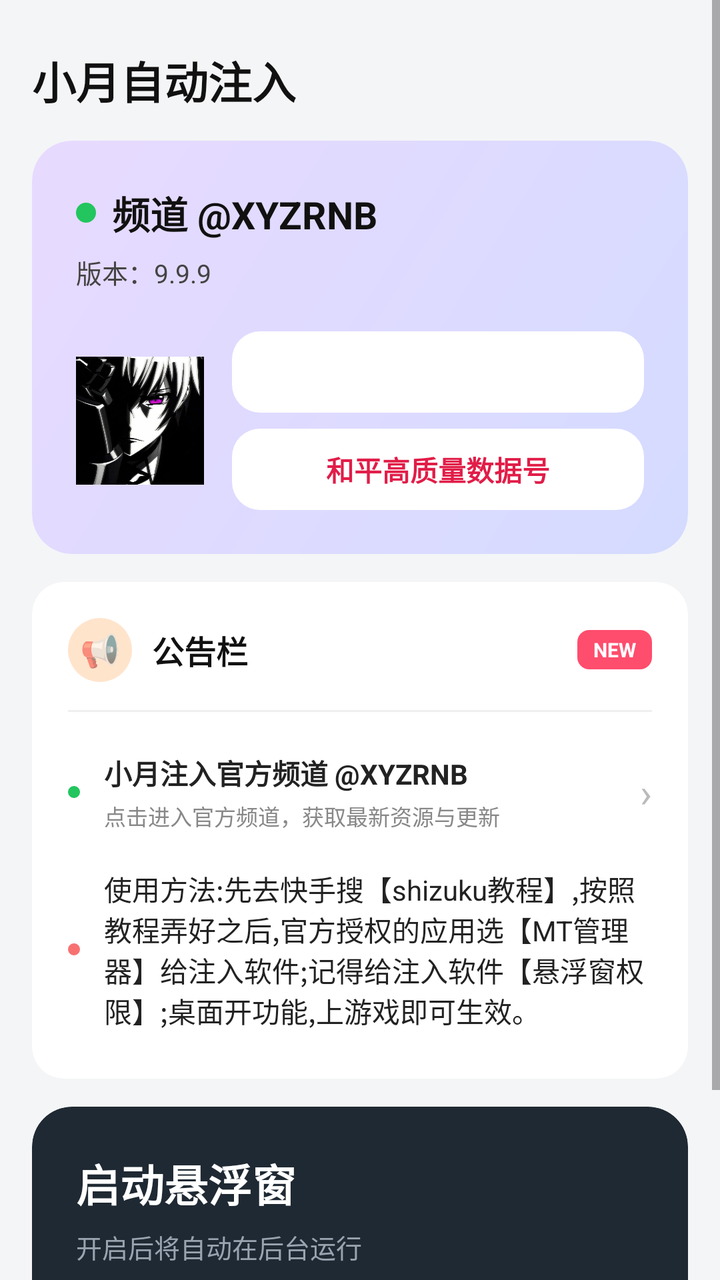
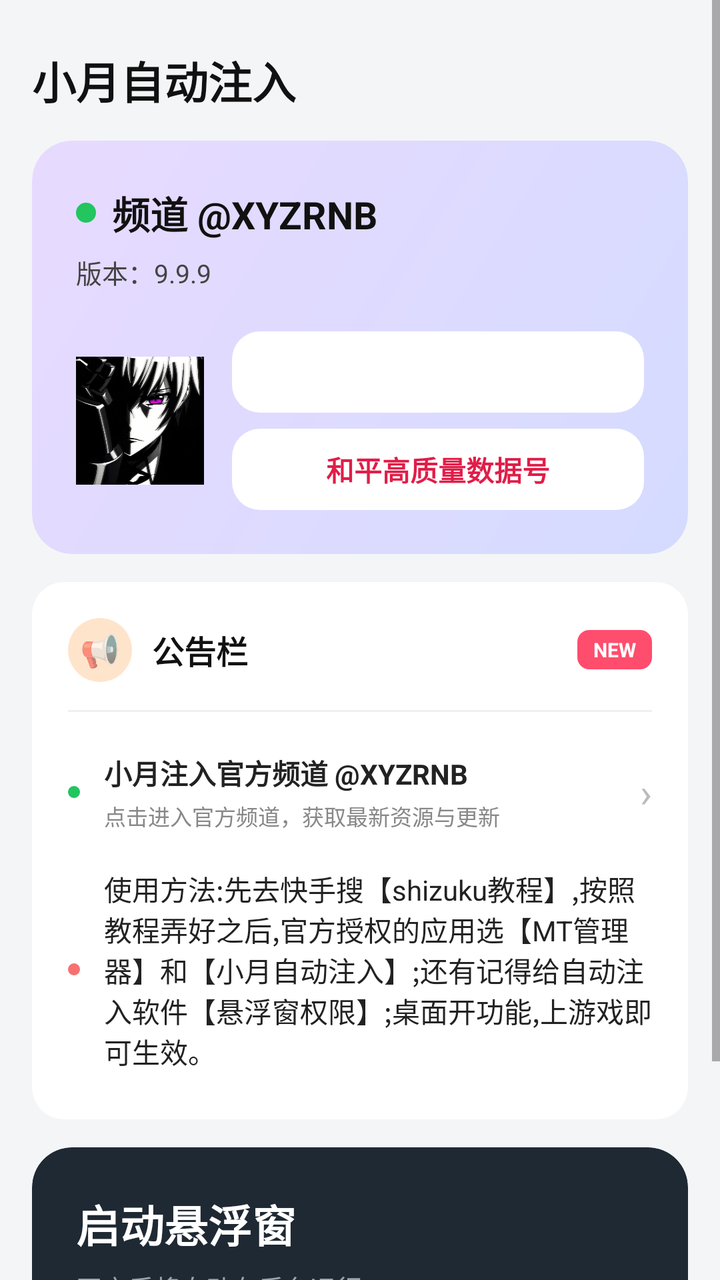

The first picture is an Android layout as it rendered before a commit; the second is the same layout after the commit. The layout source and the unified diff follow.
<!-- AndroidManifest.xml: application theme Theme.XYPAK -->
<!-- res/layout/fragment_home.xml -->
<?xml version="1.0" encoding="utf-8"?>
<ScrollView xmlns:android="http://schemas.android.com/apk/res/android"
    xmlns:app="http://schemas.android.com/apk/res-auto"
    android:layout_width="match_parent"
    android:layout_height="match_parent"
    android:fillViewport="true"
    android:background="@color/bg_main">

    <LinearLayout
        android:layout_width="match_parent"
        android:layout_height="wrap_content"
        android:orientation="vertical"
        android:padding="16dp">

        <TextView
            android:layout_width="wrap_content"
            android:layout_height="wrap_content"
            android:layout_marginTop="8dp"
            android:layout_marginBottom="14dp"
            android:text="小月自动注入"
            android:textColor="#111"
            android:textSize="22sp"
            android:textStyle="bold"/>

        
        <androidx.cardview.widget.CardView
            android:layout_width="match_parent"
            android:layout_height="wrap_content"
            app:cardCornerRadius="20dp"
            app:cardElevation="0dp">

            <LinearLayout
                android:layout_width="match_parent"
                android:layout_height="wrap_content"
                android:background="@drawable/bg_card_purple"
                android:orientation="vertical"
                android:padding="22dp">

                <LinearLayout
                    android:layout_width="wrap_content"
                    android:layout_height="wrap_content"
                    android:gravity="center_vertical"
                    android:orientation="horizontal">

                    <View
                        android:layout_width="10dp"
                        android:layout_height="10dp"
                        android:background="@drawable/dot_green"/>

                    <TextView
                        android:layout_width="wrap_content"
                        android:layout_height="wrap_content"
                        android:layout_marginLeft="8dp"
                        android:text="频道 @XYZRNB"
                        android:textColor="#111"
                        android:textSize="19sp"
                        android:textStyle="bold"/>
                </LinearLayout>

                <TextView
                    android:layout_width="wrap_content"
                    android:layout_height="wrap_content"
                    android:layout_marginTop="6dp"
                    android:text="版本：9.9.9"
                    android:textColor="#444"
                    android:textSize="13sp"/>

                <LinearLayout
                    android:layout_width="match_parent"
                    android:layout_height="wrap_content"
                    android:layout_marginTop="20dp"
                    android:gravity="center_vertical"
                    android:orientation="horizontal">

                    <ImageView
                        android:layout_width="64dp"
                        android:layout_height="64dp"
                        android:background="@drawable/bg_avatar"
                        android:scaleType="centerCrop"
                        android:src="@drawable/avatar"/>

                    
                    <LinearLayout
                        android:layout_width="0dp"
                        android:layout_height="wrap_content"
                        android:layout_marginLeft="14dp"
                        android:layout_weight="1"
                        android:orientation="vertical">

                        
                        <TextView
                            android:id="@+id/text_buy"
                            android:layout_width="match_parent"
                            android:layout_height="wrap_content"
                            android:background="@drawable/bg_pill_light"
                            android:clickable="true"
                            android:focusable="true"
                            android:gravity="center"
                            android:paddingTop="10dp"
                            android:paddingBottom="10dp"
                            android:paddingLeft="14dp"
                            android:paddingRight="14dp"
                            android:text="购买小月内部"
                            android:textColor="#FFFFFF"
                            android:textSize="14sp"
                            android:textStyle="bold"/>

                        
                        <TextView
                            android:id="@+id/text_safe"
                            android:layout_width="match_parent"
                            android:layout_height="wrap_content"
                            android:layout_marginTop="8dp"
                            android:background="@drawable/bg_pill_light"
                            android:clickable="true"
                            android:focusable="true"
                            android:gravity="center"
                            android:paddingTop="10dp"
                            android:paddingBottom="10dp"
                            android:paddingLeft="14dp"
                            android:paddingRight="14dp"
                            android:text="和平高质量数据号"
                            android:textColor="#E11D48"
                            android:textSize="14sp"
                            android:textStyle="bold"/>
                    </LinearLayout>
                </LinearLayout>
            </LinearLayout>
        </androidx.cardview.widget.CardView>

        
        <androidx.cardview.widget.CardView
            android:layout_width="match_parent"
            android:layout_height="wrap_content"
            android:layout_marginTop="14dp"
            app:cardBackgroundColor="#fff"
            app:cardCornerRadius="16dp"
            app:cardElevation="0dp">

            <LinearLayout
                android:layout_width="match_parent"
                android:layout_height="wrap_content"
                android:orientation="vertical"
                android:padding="18dp">

                <LinearLayout
                    android:layout_width="match_parent"
                    android:layout_height="wrap_content"
                    android:gravity="center_vertical"
                    android:orientation="horizontal">

                    <FrameLayout
                        android:layout_width="32dp"
                        android:layout_height="32dp"
                        android:background="@drawable/bg_circle_soft_orange">
                        <TextView
                            android:layout_width="wrap_content"
                            android:layout_height="wrap_content"
                            android:layout_gravity="center"
                            android:text="📢"
                            android:textSize="16sp"/>
                    </FrameLayout>

                    <TextView
                        android:layout_width="0dp"
                        android:layout_height="wrap_content"
                        android:layout_marginLeft="10dp"
                        android:layout_weight="1"
                        android:text="公告栏"
                        android:textColor="#111"
                        android:textSize="16sp"
                        android:textStyle="bold"/>

                    <TextView
                        android:layout_width="wrap_content"
                        android:layout_height="wrap_content"
                        android:background="@drawable/bg_notice_tag"
                        android:paddingLeft="8dp"
                        android:paddingRight="8dp"
                        android:paddingTop="3dp"
                        android:paddingBottom="3dp"
                        android:text="NEW"
                        android:textColor="#FFFFFF"
                        android:textSize="10sp"
                        android:textStyle="bold"/>
                </LinearLayout>

                <View
                    android:layout_width="match_parent"
                    android:layout_height="1dp"
                    android:layout_marginTop="14dp"
                    android:background="#F0F0F0"/>

                
                <LinearLayout
                    android:id="@+id/notice_1"
                    android:layout_width="match_parent"
                    android:layout_height="wrap_content"
                    android:layout_marginTop="14dp"
                    android:background="?android:selectableItemBackground"
                    android:clickable="true"
                    android:focusable="true"
                    android:gravity="center_vertical"
                    android:orientation="horizontal"
                    android:paddingTop="6dp"
                    android:paddingBottom="6dp">

                    <View
                        android:layout_width="6dp"
                        android:layout_height="6dp"
                        android:background="@drawable/dot_green"/>

                    <LinearLayout
                        android:layout_width="0dp"
                        android:layout_height="wrap_content"
                        android:layout_marginLeft="12dp"
                        android:layout_weight="1"
                        android:orientation="vertical">

                        <TextView
                            android:layout_width="wrap_content"
                            android:layout_height="wrap_content"
                            android:text="小月注入官方频道 @XYZRNB"
                            android:textColor="#222"
                            android:textSize="14sp"
                            android:textStyle="bold"/>

                        <TextView
                            android:layout_width="wrap_content"
                            android:layout_height="wrap_content"
                            android:layout_marginTop="3dp"
                            android:text="点击进入官方频道，获取最新资源与更新"
                            android:textColor="#888"
                            android:textSize="11sp"/>
                    </LinearLayout>

                    <TextView
                        android:layout_width="wrap_content"
                        android:layout_height="wrap_content"
                        android:text="›"
                        android:textColor="#bbb"
                        android:textSize="20sp"/>
                </LinearLayout>

                
                <LinearLayout
                    android:layout_width="match_parent"
                    android:layout_height="wrap_content"
                    android:layout_marginTop="6dp"
                    android:gravity="center_vertical"
                    android:orientation="horizontal"
                    android:paddingTop="6dp"
                    android:paddingBottom="6dp">

                    <View
                        android:layout_width="6dp"
                        android:layout_height="6dp"
                        android:background="@drawable/dot_red"/>

                    <TextView
                        android:layout_width="0dp"
                        android:layout_height="wrap_content"
                        android:layout_marginLeft="12dp"
                        android:layout_weight="1"
                        android:text="使用方法:先去快手搜【shizuku教程】,按照教程弄好之后,官方授权的应用选【MT管理器】给注入软件;记得给注入软件【悬浮窗权限】;桌面开功能,上游戏即可生效。"
                        android:textColor="#222"
                        android:textSize="14sp"/>
                </LinearLayout>

            </LinearLayout>
        </androidx.cardview.widget.CardView>

        
        <androidx.cardview.widget.CardView
            android:layout_width="match_parent"
            android:layout_height="wrap_content"
            android:layout_marginTop="14dp"
            android:layout_marginBottom="16dp"
            app:cardBackgroundColor="#1f2933"
            app:cardCornerRadius="20dp"
            app:cardElevation="0dp">

            <LinearLayout
                android:layout_width="match_parent"
                android:layout_height="wrap_content"
                android:orientation="vertical"
                android:padding="22dp">

                <TextView
                    android:layout_width="wrap_content"
                    android:layout_height="wrap_content"
                    android:text="启动悬浮窗"
                    android:textColor="#fff"
                    android:textSize="22sp"
                    android:textStyle="bold"/>

                <TextView
                    android:layout_width="wrap_content"
                    android:layout_height="wrap_content"
                    android:layout_marginTop="6dp"
                    android:text="开启后将自动在后台运行"
                    android:textColor="#9aa4b1"
                    android:textSize="13sp"/>

                <TextView
                    android:id="@+id/btn_start_float"
                    android:layout_width="wrap_content"
                    android:layout_height="wrap_content"
                    android:layout_marginTop="18dp"
                    android:background="@drawable/bg_btn_green"
                    android:paddingLeft="22dp"
                    android:paddingRight="22dp"
                    android:paddingTop="12dp"
                    android:paddingBottom="12dp"
                    android:text="立即启动  →"
                    android:textColor="#fff"
                    android:textSize="15sp"
                    android:textStyle="bold"/>
            </LinearLayout>
        </androidx.cardview.widget.CardView>

    </LinearLayout>
</ScrollView>
<!-- resources referenced by this layout -->
<resources>
  <color name="bg_main">#FFF4F5F7</color>
  <!-- drawable avatar: png bitmap (drawable, 57106 bytes) -->
  <!-- drawable bg_avatar (drawable) -->
  <?xml version="1.0" encoding="utf-8"?>
  <shape xmlns:android="http://schemas.android.com/apk/res/android" android:shape="oval">
      <gradient android:startColor="#A5DDFB" android:endColor="#7AB8E0"/>
  </shape>
  <!-- drawable bg_btn_green (drawable) -->
  <?xml version="1.0" encoding="utf-8"?>
  <shape xmlns:android="http://schemas.android.com/apk/res/android" android:shape="rectangle">
      <solid android:color="#22C55E"/>
      <corners android:radius="12dp"/>
  </shape>
  <!-- drawable bg_card_purple (drawable) -->
  <?xml version="1.0" encoding="utf-8"?>
  <shape xmlns:android="http://schemas.android.com/apk/res/android" android:shape="rectangle">
      <gradient android:angle="135" android:startColor="#D4DBFF" android:endColor="#E8DAFF"/>
      <corners android:radius="20dp"/>
  </shape>
  <!-- drawable bg_circle_soft_orange (drawable) -->
  <?xml version="1.0" encoding="utf-8"?>
  <shape xmlns:android="http://schemas.android.com/apk/res/android" android:shape="oval">
      <solid android:color="#FFE4CC"/>
  </shape>
  <!-- drawable bg_notice_tag (drawable) -->
  <?xml version="1.0" encoding="utf-8"?>
  <shape xmlns:android="http://schemas.android.com/apk/res/android" android:shape="rectangle">
      <solid android:color="#FF4D6D"/>
      <corners android:radius="6dp"/>
  </shape>
  <!-- drawable bg_pill_light (drawable) -->
  <?xml version="1.0" encoding="utf-8"?>
  <shape xmlns:android="http://schemas.android.com/apk/res/android" android:shape="rectangle">
      <solid android:color="#FFFFFFFF"/>
      <corners android:radius="14dp"/>
  </shape>
  <!-- drawable dot_green (drawable) -->
  <?xml version="1.0" encoding="utf-8"?>
  <shape xmlns:android="http://schemas.android.com/apk/res/android" android:shape="oval">
      <solid android:color="#22C55E"/>
      <size android:width="10dp" android:height="10dp"/>
  </shape>
  <!-- drawable dot_red (drawable) -->
  <?xml version="1.0" encoding="utf-8"?>
  <shape xmlns:android="http://schemas.android.com/apk/res/android" android:shape="oval">
      <solid android:color="#F87171"/>
      <size android:width="10dp" android:height="10dp"/>
  </shape>
  <style name="Theme.XYPAK" parent="Theme.AppCompat.Light.NoActionBar">
          <item name="colorPrimary">#FF1FB960</item>
          <item name="colorPrimaryDark">#FF16994E</item>
          <item name="colorAccent">#FF1FB960</item>
      </style>
</resources>

<!-- the commit's change to res/layout/fragment_home.xml (unified diff, before → after) -->
@@ -262,7 +262,7 @@
                         android:layout_height="wrap_content"
                         android:layout_marginLeft="12dp"
                         android:layout_weight="1"
-                        android:text="使用方法:先去快手搜【shizuku教程】,按照教程弄好之后,官方授权的应用选【MT管理器】给注入软件;记得给注入软件【悬浮窗权限】;桌面开功能,上游戏即可生效。"
+                        android:text="使用方法:先去快手搜【shizuku教程】,按照教程弄好之后,官方授权的应用选【MT管理器】和【小月自动注入】;还有记得给自动注入软件【悬浮窗权限】;桌面开功能,上游戏即可生效。"
                         android:textColor="#222"
                         android:textSize="14sp"/>
                 </LinearLayout>
